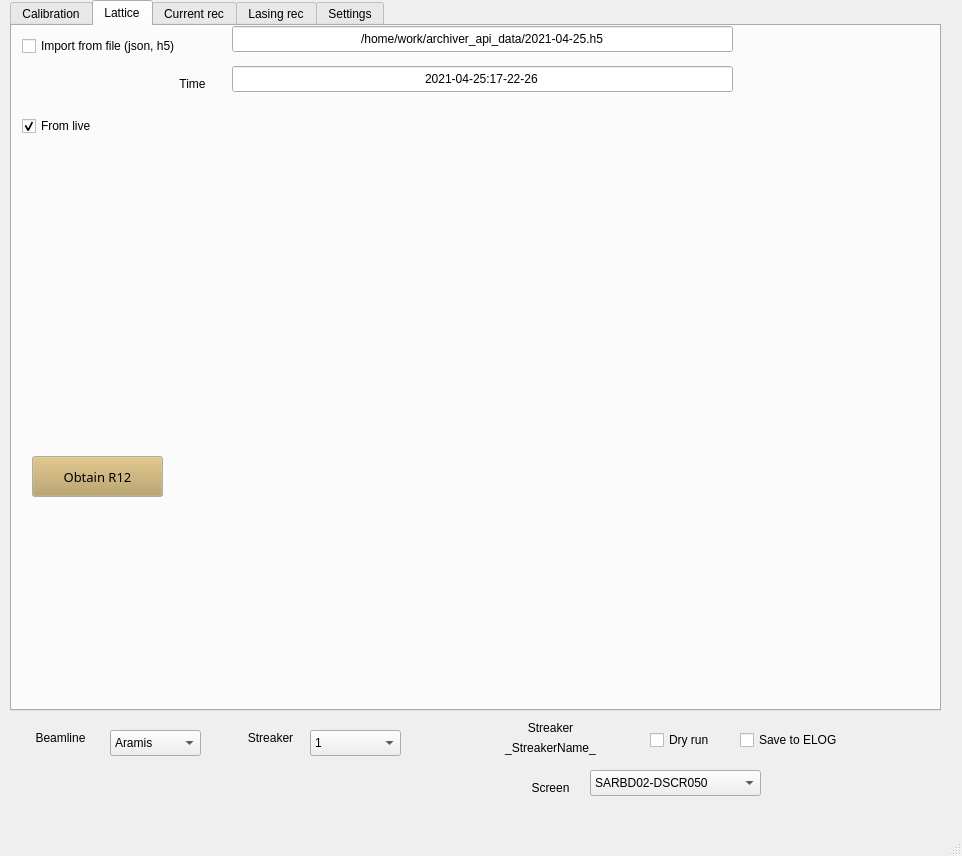
Before: the Qt Designer form GUI.ui in pdijksta/WakefieldAnalysis, drawn with Qt 5.
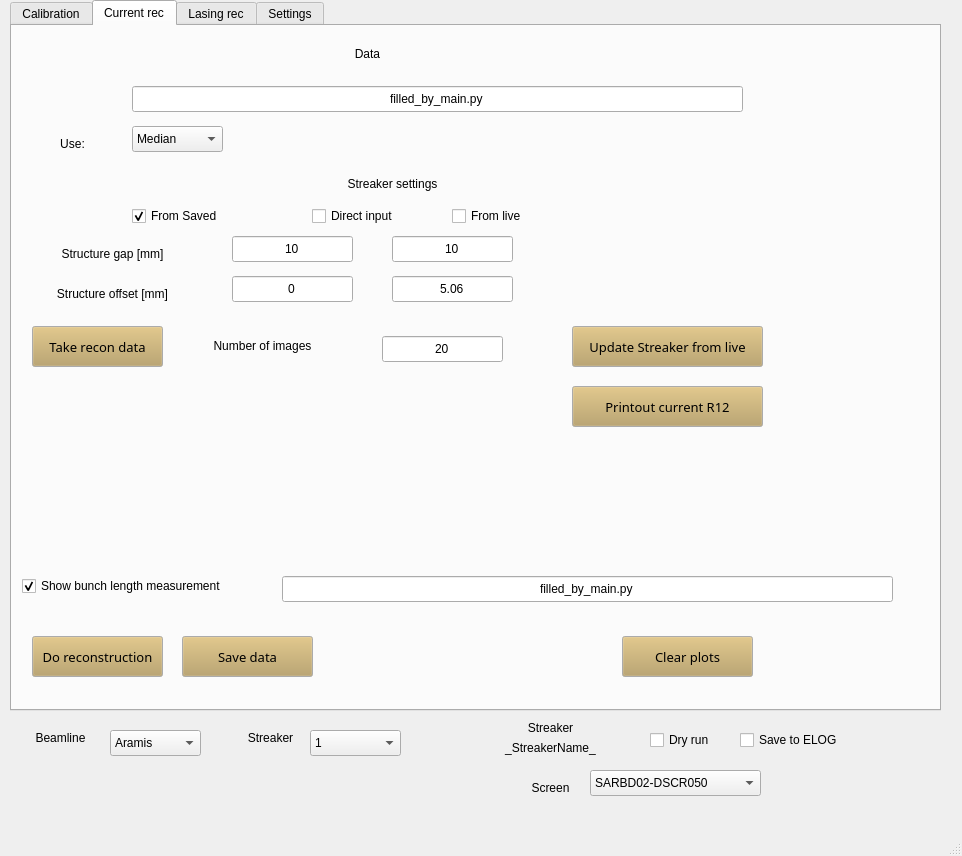
After: the same form once the commit is applied. The open tabs and pages were chosen to show the change.

Commit message: remove fit x emittance and obtain_lattice

Patch:
```diff
--- a/GUI.ui
+++ b/GUI.ui
@@ -953,147 +953,6 @@
       </property>
      </widget>
     </widget>
-    <widget class="QWidget" name="tab_lattice">
-     <attribute name="title">
-      <string>Lattice</string>
-     </attribute>
-     <widget class="QLineEdit" name="ImportFile">
-      <property name="geometry">
-       <rect>
-        <x>220</x>
-        <y>0</y>
-        <width>501</width>
-        <height>26</height>
-       </rect>
-      </property>
-      <property name="text">
-       <string>/home/work/archiver_api_data/2021-04-25.h5</string>
-      </property>
-      <property name="alignment">
-       <set>Qt::AlignCenter</set>
-      </property>
-     </widget>
-     <widget class="QCheckBox" name="LatticeFromFileCheck">
-      <property name="geometry">
-       <rect>
-        <x>10</x>
-        <y>10</y>
-        <width>201</width>
-        <height>20</height>
-       </rect>
-      </property>
-      <property name="text">
-       <string>Import from file (json, h5)</string>
-      </property>
-      <property name="checked">
-       <bool>false</bool>
-      </property>
-     </widget>
-     <widget class="QLineEdit" name="ImportFileTime">
-      <property name="geometry">
-       <rect>
-        <x>220</x>
-        <y>40</y>
-        <width>501</width>
-        <height>26</height>
-       </rect>
-      </property>
-      <property name="text">
-       <string>2021-04-25:17-22-26</string>
-      </property>
-      <property name="alignment">
-       <set>Qt::AlignCenter</set>
-      </property>
-     </widget>
-     <widget class="QCheckBox" name="LatticeFromLiveCheck">
-      <property name="geometry">
-       <rect>
-        <x>10</x>
-        <y>90</y>
-        <width>201</width>
-        <height>20</height>
-       </rect>
-      </property>
-      <property name="text">
-       <string>From live</string>
-      </property>
-      <property name="checked">
-       <bool>true</bool>
-      </property>
-     </widget>
-     <widget class="QLabel" name="label_24">
-      <property name="geometry">
-       <rect>
-        <x>150</x>
-        <y>50</y>
-        <width>61</width>
-        <height>16</height>
-       </rect>
-      </property>
-      <property name="text">
-       <string>Time</string>
-      </property>
-      <property name="alignment">
-       <set>Qt::AlignCenter</set>
-      </property>
-     </widget>
-     <widget class="QPushButton" name="ObtainR12">
-      <property name="geometry">
-       <rect>
-        <x>20</x>
-        <y>430</y>
-        <width>131</width>
-        <height>41</height>
-       </rect>
-      </property>
-      <property name="palette">
-       <palette>
-        <active>
-         <colorrole role="Button">
-          <brush brushstyle="SolidPattern">
-           <color alpha="255">
-            <red>183</red>
-            <green>157</green>
-            <blue>92</blue>
-           </color>
-          </brush>
-         </colorrole>
-        </active>
-        <inactive>
-         <colorrole role="Button">
-          <brush brushstyle="SolidPattern">
-           <color alpha="255">
-            <red>183</red>
-            <green>157</green>
-            <blue>92</blue>
-           </color>
-          </brush>
-         </colorrole>
-        </inactive>
-        <disabled>
-         <colorrole role="Button">
-          <brush brushstyle="SolidPattern">
-           <color alpha="255">
-            <red>183</red>
-            <green>157</green>
-            <blue>92</blue>
-           </color>
-          </brush>
-         </colorrole>
-        </disabled>
-       </palette>
-      </property>
-      <property name="font">
-       <font>
-        <family>Sans Serif</family>
-        <pointsize>10</pointsize>
-       </font>
-      </property>
-      <property name="text">
-       <string>Obtain R12</string>
-      </property>
-     </widget>
-    </widget>
     <widget class="QWidget" name="tab_3">
      <attribute name="title">
       <string>Current rec</string>
@@ -1222,7 +1081,7 @@
        </font>
       </property>
       <property name="text">
-       <string>Obtain recon data</string>
+       <string>Take recon data</string>
       </property>
      </widget>
      <widget class="QPushButton" name="CloseAll">
@@ -1673,6 +1532,62 @@
        <bool>true</bool>
       </property>
      </widget>
+     <widget class="QPushButton" name="ObtainR12">
+      <property name="geometry">
+       <rect>
+        <x>560</x>
+        <y>360</y>
+        <width>191</width>
+        <height>41</height>
+       </rect>
+      </property>
+      <property name="palette">
+       <palette>
+        <active>
+         <colorrole role="Button">
+          <brush brushstyle="SolidPattern">
+           <color alpha="255">
+            <red>183</red>
+            <green>157</green>
+            <blue>92</blue>
+           </color>
+          </brush>
+         </colorrole>
+        </active>
+        <inactive>
+         <colorrole role="Button">
+          <brush brushstyle="SolidPattern">
+           <color alpha="255">
+            <red>183</red>
+            <green>157</green>
+            <blue>92</blue>
+           </color>
+          </brush>
+         </colorrole>
+        </inactive>
+        <disabled>
+         <colorrole role="Button">
+          <brush brushstyle="SolidPattern">
+           <color alpha="255">
+            <red>183</red>
+            <green>157</green>
+            <blue>92</blue>
+           </color>
+          </brush>
+         </colorrole>
+        </disabled>
+       </palette>
+      </property>
+      <property name="font">
+       <font>
+        <family>Sans Serif</family>
+        <pointsize>10</pointsize>
+       </font>
+      </property>
+      <property name="text">
+       <string>Printout current R12</string>
+      </property>
+     </widget>
     </widget>
     <widget class="QWidget" name="tab_4">
      <attribute name="title">
```
Left out of the diff: 50 changed lines with no effect on the pictures. The commit also changes 3 other files.
